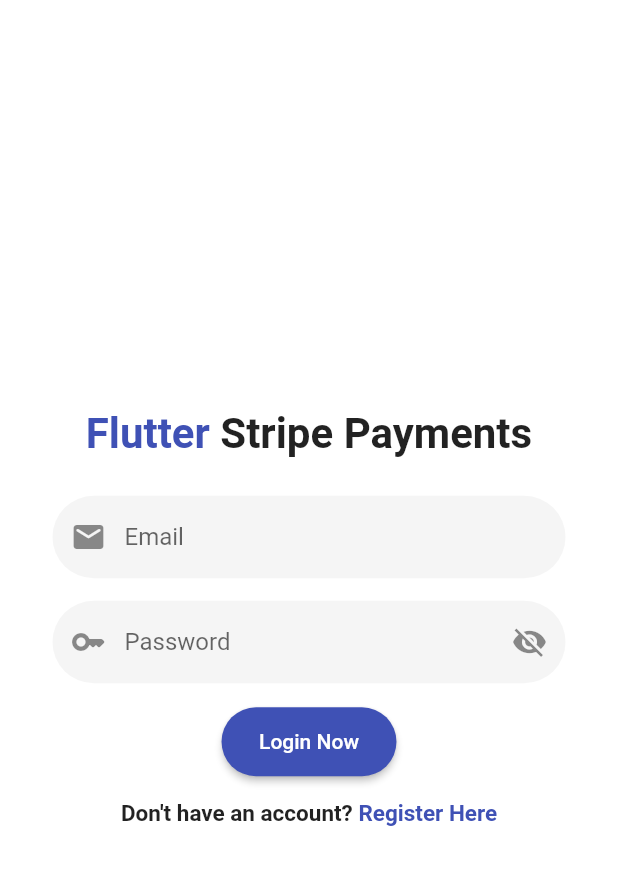
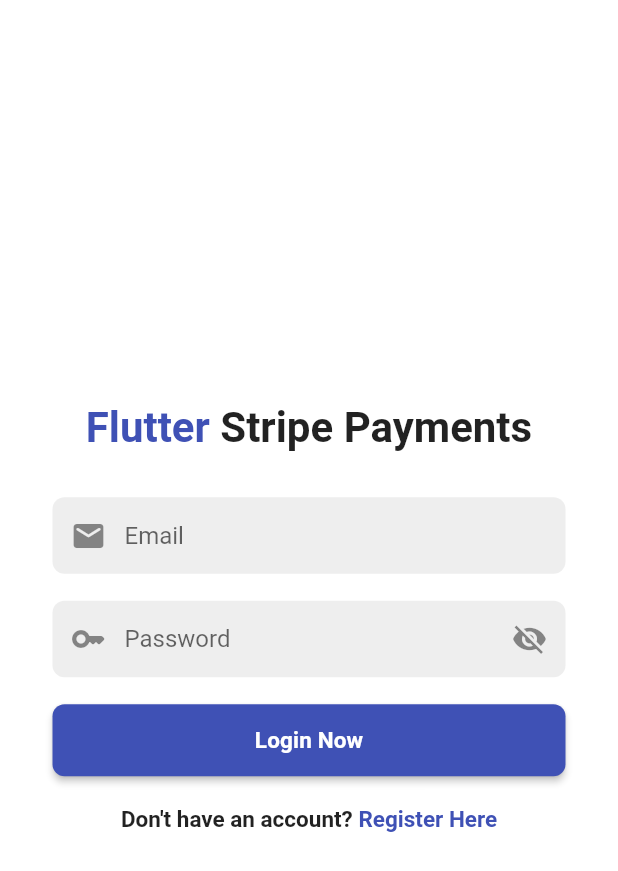
Before and after one commit to Rezuanul-Islam-Fahim/flutter_stripe_payments_app, a Flutter app: the screen it shows after launch, on a phone screen of 412 x 824 dp. Shown: the top 871 px of the screen. Run offline on Flutter 3.47's test engine with Material 2 defaults, Android fonts, the phone set to English and light mode, and no system bars; our stand-ins replace firebase_core; accounts and stored records are empty.

Commit message:
Change login form style

```diff
--- a/lib/routes.dart
+++ b/lib/core/routes.dart
@@ -1,7 +1,7 @@
 import 'package:flutter/material.dart';
 
-import 'screens/login_screen.dart';
-import 'screens/register_screen.dart';
+import '../screens/login_screen.dart';
+import '../screens/register_screen.dart';
 
 Map<String, Widget Function(BuildContext)> get routes {
   return {
--- /dev/null
+++ b/lib/core/theme.dart
@@ -0,0 +1,24 @@
+import 'package:flutter/material.dart';
+import 'package:flutter/services.dart';
+
+class AppTheme {
+  static ThemeData get theme {
+    return ThemeData(
+      primarySwatch: Colors.indigo,
+      appBarTheme: const AppBarTheme(
+        titleTextStyle: TextStyle(
+          fontSize: 20,
+          fontWeight: FontWeight.bold,
+        ),
+        systemOverlayStyle: SystemUiOverlayStyle.light,
+      ),
+      textTheme: ThemeData.light().textTheme.copyWith(
+            titleSmall: const TextStyle(
+              fontSize: 15,
+              fontWeight: FontWeight.bold,
+            ),
+          ),
+      scaffoldBackgroundColor: Colors.white,
+    );
+  }
+}
--- a/lib/helpers/auth_helper.dart
+++ b/lib/helpers/auth_helper.dart
@@ -9,26 +9,27 @@ class AuthHelper {
   }) {
     return InputDecoration(
       contentPadding: const EdgeInsets.symmetric(
-        horizontal: 20,
-        vertical: 18,
+        horizontal: 15,
+        vertical: 16,
       ),
       filled: true,
-      fillColor: Colors.grey[100],
+      fillColor: Colors.grey[200],
       border: OutlineInputBorder(
         borderSide: BorderSide.none,
-        borderRadius: BorderRadius.circular(30),
+        borderRadius: BorderRadius.circular(8),
       ),
       hintText: hintText,
       prefixIcon: Icon(prefixIcon),
     );
   }
 
-  static ButtonStyle get authButtonStyle {
+  static ButtonStyle getAuthButtonStyle(BuildContext context) {
     return ElevatedButton.styleFrom(
       padding: const EdgeInsets.symmetric(vertical: 15, horizontal: 25),
       shape: RoundedRectangleBorder(
-        borderRadius: BorderRadius.circular(30),
+        borderRadius: BorderRadius.circular(8),
       ),
+      textStyle: Theme.of(context).textTheme.titleSmall,
     );
   }
 }
--- a/lib/main.dart
+++ b/lib/main.dart
@@ -1,10 +1,10 @@
 import 'package:flutter/material.dart';
 
 import 'package:firebase_core/firebase_core.dart';
-import 'package:flutter_stripe_payments_app/routes.dart';
+import 'package:flutter_stripe_payments_app/core/routes.dart';
 
 import 'screens/login_screen.dart';
-import 'theme.dart';
+import 'core/theme.dart';
 
 Future<void> main() async {
   WidgetsFlutterBinding.ensureInitialized();
@@ -20,7 +20,7 @@ class FlutterStripe extends StatelessWidget {
     return MaterialApp(
       debugShowCheckedModeBanner: false,
       title: 'Flutter Stripe Payments',
-      theme: theme,
+      theme: AppTheme.theme,
       initialRoute: LoginScreen.route,
       routes: routes,
     );
--- a/lib/theme.dart
+++ /dev/null
@@ -1,16 +0,0 @@
-import 'package:flutter/material.dart';
-import 'package:flutter/services.dart';
-
-ThemeData get theme {
-  return ThemeData(
-    primarySwatch: Colors.indigo,
-    appBarTheme: const AppBarTheme(
-      titleTextStyle: TextStyle(
-        fontSize: 20,
-        fontWeight: FontWeight.bold,
-      ),
-      systemOverlayStyle: SystemUiOverlayStyle.light,
-    ),
-    scaffoldBackgroundColor: Colors.white,
-  );
-}
--- a/lib/widgets/auth_form.dart
+++ b/lib/widgets/auth_form.dart
@@ -15,7 +15,7 @@ class AuthForm extends StatelessWidget {
       key: formKey,
       child: Column(
         children: [
-          const SizedBox(height: 25),
+          const SizedBox(height: 30),
           Padding(
             padding: const EdgeInsets.symmetric(horizontal: 35),
             child: TextFormField(
@@ -28,24 +28,30 @@ class AuthForm extends StatelessWidget {
               autocorrect: false,
             ),
           ),
-          const SizedBox(height: 15),
+          const SizedBox(height: 18),
           const PasswordField(hintText: 'Password'),
-          const SizedBox(height: 15),
+          const SizedBox(height: 18),
           if (authMode == AuthMode.register)
             Column(
               children: const [
                 PasswordField(hintText: 'Confirm Password'),
-                SizedBox(height: 15),
+                SizedBox(height: 18),
               ],
             ),
-          ElevatedButton(
-            style: AuthHelper.authButtonStyle,
-            child: Text(
-              authMode == AuthMode.login ? 'Login Now' : 'Create Account',
+          SizedBox(
+            width: double.infinity,
+            child: Padding(
+              padding: const EdgeInsets.symmetric(horizontal: 35),
+              child: ElevatedButton(
+                style: AuthHelper.getAuthButtonStyle(context),
+                child: Text(
+                  authMode == AuthMode.login ? 'Login Now' : 'Create Account',
+                ),
+                onPressed: () {},
+              ),
             ),
-            onPressed: () {},
           ),
-          const SizedBox(height: 15),
+          const SizedBox(height: 20),
         ],
       ),
     );
```
